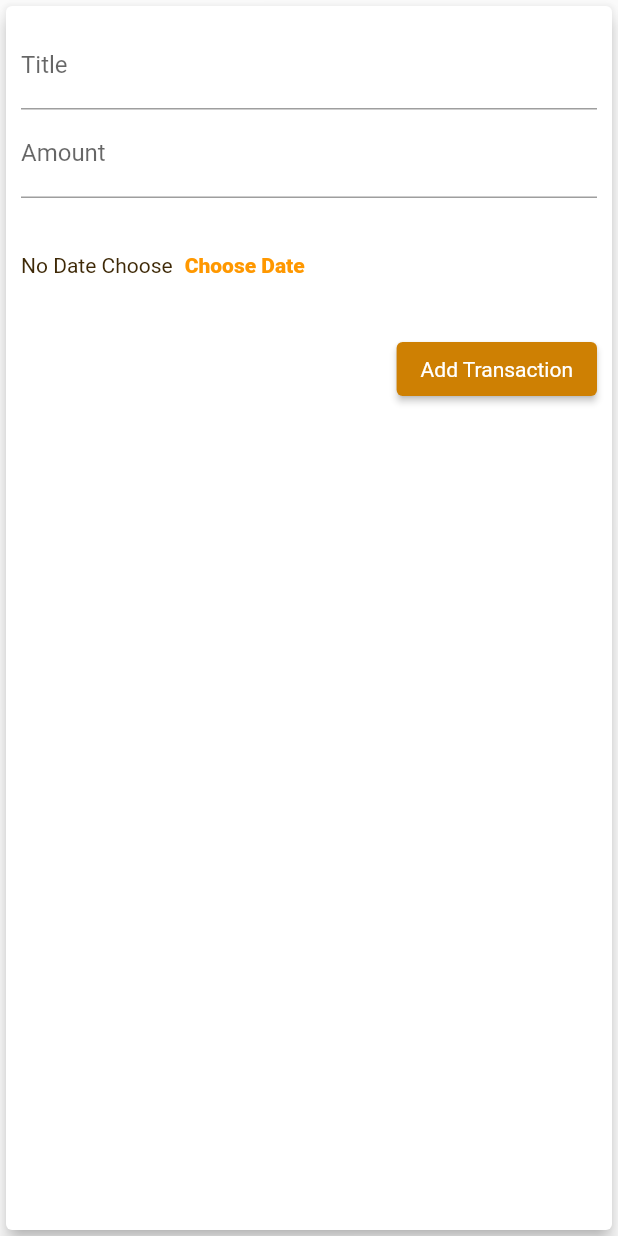
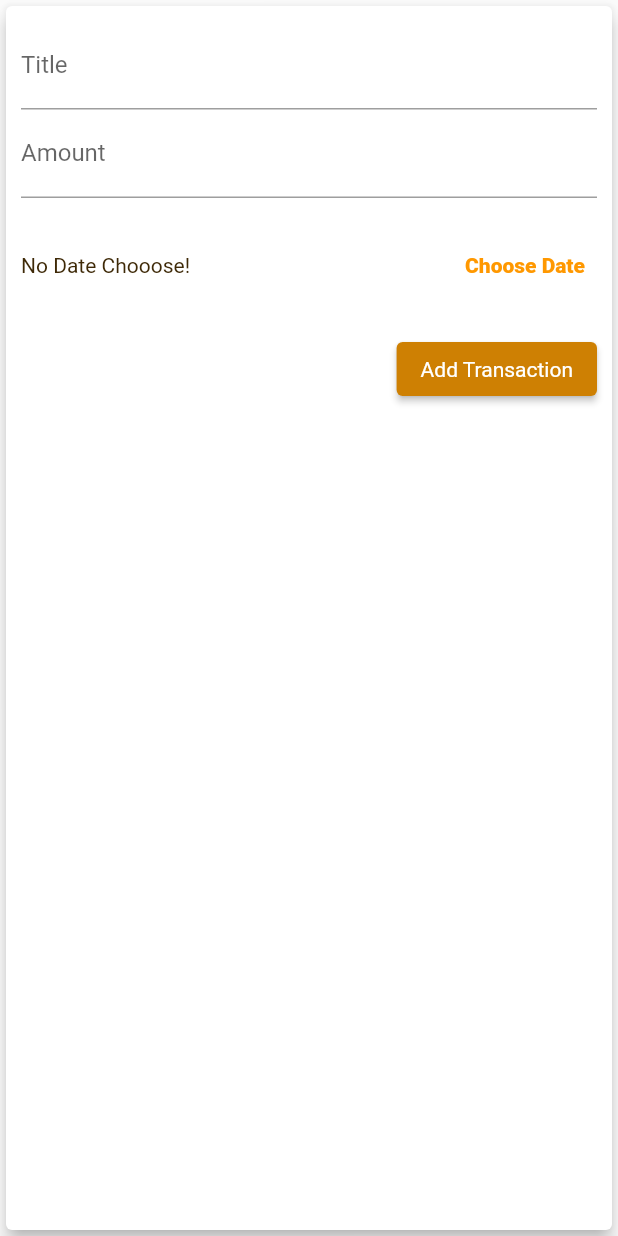
Before and after one commit to Tota6/expensess_personal, a Flutter app: the NewTransactionList widget shown alone on an empty page, opened directly with empty values, after a tap on "Add Transaction", on a phone screen of 412 x 824 dp. Run offline on Flutter 3.47's test engine with Material 2 defaults, Android fonts, the phone set to English and light mode, and no system bars.

Commit message:
adding date cotrollig from  calleder

```diff
--- a/lib/main.dart
+++ b/lib/main.dart
@@ -72,12 +72,13 @@ class _MyHomePageState extends State<MyHomePage> {
     }).toList();
   }
 
-  void _addNewTransaction(String newTitle, double newAmount) {
+  void _addNewTransaction(
+      String newTitle, double newAmount, DateTime choosenDate) {
     final nTransaction = Transactions(
         id: DateTime.now().toString(),
         title: newTitle,
         amount: newAmount,
-        date: DateTime.now());
+        date: choosenDate);
 
     setState(() {
       _userTransaction.add(nTransaction);
--- a/lib/widgets/new_transaction_list.dart
+++ b/lib/widgets/new_transaction_list.dart
@@ -1,6 +1,5 @@
-// ignore_for_file: deprecated_member_use
-
 import 'package:flutter/material.dart';
+import 'package:intl/intl.dart';
 
 class NewTransactionList extends StatefulWidget {
   final Function addtransation;
@@ -12,17 +11,44 @@ class NewTransactionList extends StatefulWidget {
 }
 
 class _NewTransactionListState extends State<NewTransactionList> {
-  final titleController = TextEditingController();
-  final amountController = TextEditingController();
+  final _titleController = TextEditingController();
+  final _amountController = TextEditingController();
+  DateTime _selectedDate = DateTime.parse('0000-00-00');
 
-  void SubmitData() {
-    final enteredTitle = titleController.text;
-    final enteredAmount = double.parse(amountController.text);
+  void _submitData() {
+    if (_amountController.text.isEmpty) {
+      return;
+    }
+    final enteredTitle = _titleController.text;
+    final enteredAmount = double.parse(_amountController.text);
 
-    if (enteredTitle.isEmpty || enteredAmount <= 0) return;
+    if (enteredTitle.isEmpty ||
+        enteredAmount <= 0 ||
+        _selectedDate == DateTime.parse('0000-00-00')) {
+      return;
+    }
     widget.addtransation(
-        titleController.text, double.parse(amountController.text));
+      _titleController.text,
+      double.parse(_amountController.text),
+      _selectedDate,
+    );
     Navigator.of(context).pop();
+  }
+
+  void _presentDatePicker() {
+    showDatePicker(
+            context: context,
+            initialDate: DateTime.now(),
+            firstDate: DateTime(2022),
+            lastDate: DateTime.now())
+        .then((pickedDate) {
+      if (pickedDate == null) {
+        return;
+      }
+      setState(() {
+        _selectedDate = pickedDate;
+      });
+    });
   }
 
   @override
@@ -36,35 +62,41 @@ class _NewTransactionListState extends State<NewTransactionList> {
               children: <Widget>[
                 TextField(
                   decoration: InputDecoration(labelText: "Title"),
-                  controller: titleController,
+                  controller: _titleController,
+                  onSubmitted: (_) => _submitData(),
                 ),
                 TextField(
                   decoration: InputDecoration(labelText: "Amount"),
-                  controller: amountController,
+                  controller: _amountController,
                   keyboardType: TextInputType.number,
-                  onSubmitted: (_) => SubmitData,
+                  onSubmitted: (_) => _submitData(),
                 ),
                 Container(
                   height: 90,
                   child: Row(
                     children: <Widget>[
-                      Text('No Date Choose'),
+                      Expanded(
+                        child: Text(_selectedDate ==
+                                DateTime.parse('0000-00-00')
+                            ? 'No Date Chooose!'
+                            : 'Picked Date: ${DateFormat.yMd().format(_selectedDate)}'),
+                      ),
                       TextButton(
-                        onPressed: () => {},
+                        style: TextButton.styleFrom(
+                          primary: Theme.of(context).primaryColor,
+                        ),
                         child: const Text(
                           "Choose Date",
                           style: TextStyle(fontWeight: FontWeight.w800),
                         ),
-                        style: TextButton.styleFrom(
-                          primary: Theme.of(context).primaryColor,
-                        ),
+                        onPressed: () => _presentDatePicker(),
                       )
                     ],
                   ),
                 ),
                 // ignore: deprecated_member_use
                 ElevatedButton(
-                  onPressed: SubmitData,
+                  onPressed: _submitData,
                   // textColor: Theme.of(context).primaryColor,
                   style: TextButton.styleFrom(
                       primary: Theme.of(context).primaryColor,
```
